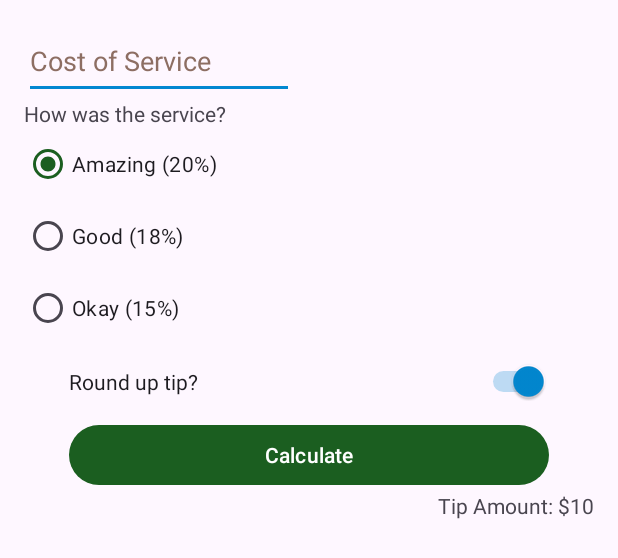
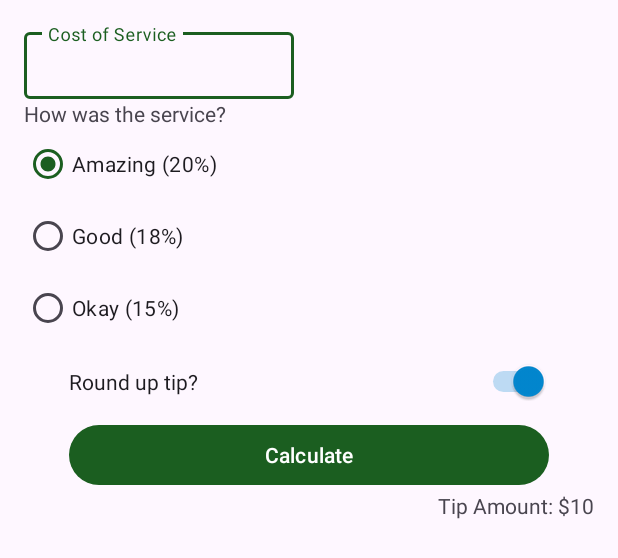
Before and after one commit to Olorinmith/Tip_calculator, an Android app: the layout activity_main.xml on its own in the app's theme, with its tools: preview values and no code run, on a phone screen of 412 x 824 dp. Shown: the top 558 px of the screen. Run offline under Robolectric (Android 15) with nearby library versions, the phone set to English and light mode, and no system bars.

Commit message:
updated textEdit to fit Material Design

```diff
--- a/app/src/main/java/com/example/tipcalculator/MainActivity.kt
+++ b/app/src/main/java/com/example/tipcalculator/MainActivity.kt
@@ -19,7 +19,7 @@ class MainActivity : AppCompatActivity() {
     }
 
     private fun calculateTip() {
-        val stringInTextField = binding.costOfService.text.toString()
+        val stringInTextField = binding.costOfServiceEditText.text.toString()
         val cost = stringInTextField.toDoubleOrNull()
         if (cost == null) {
             binding.tipResult.text = ""
--- a/app/src/main/res/layout/activity_main.xml
+++ b/app/src/main/res/layout/activity_main.xml
@@ -7,16 +7,24 @@
     android:padding="16dp"
     tools:context=".MainActivity">
 
-    <EditText
+    <com.google.android.material.textfield.TextInputLayout
         android:id="@+id/cost_of_service"
         android:layout_width="180dp"
         android:layout_height="50dp"
         android:hint="@string/cost_of_service"
-        android:inputType="numberDecimal"
-        android:textColorHint="#8D6E63"
         app:layout_constraintStart_toStartOf="parent"
-        app:layout_constraintTop_toTopOf="parent"
-        android:importantForAutofill="no" />
+        app:layout_constraintTop_toTopOf="parent">
+
+        <com.google.android.material.textfield.TextInputEditText
+            android:id="@+id/cost_of_service_edit_text"
+            android:layout_width="match_parent"
+            android:layout_height="wrap_content"
+            android:inputType="numberDecimal"
+            android:textColorHint="#546E7A"
+            tools:ignore="TextContrastCheck" />
+
+    </com.google.android.material.textfield.TextInputLayout>
+
 
     <TextView
         android:id="@+id/service_question"
@@ -62,7 +70,8 @@
         android:text="@string/round_up_tip"
         app:layout_constraintEnd_toEndOf="parent"
         app:layout_constraintStart_toStartOf="@id/tip_options"
-        app:layout_constraintTop_toBottomOf="@id/tip_options" />
+        app:layout_constraintTop_toBottomOf="@id/tip_options"
+        tools:ignore="UseSwitchCompatOrMaterialXml" />
 
     <Button
         android:id="@+id/calculate_button"
```
